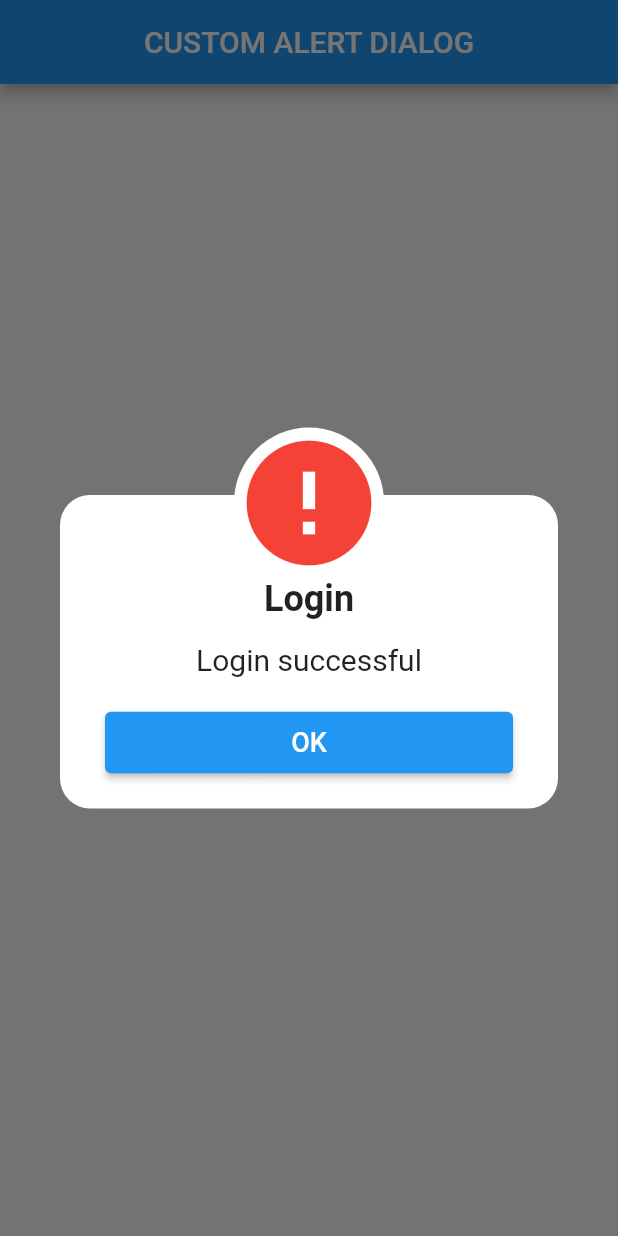
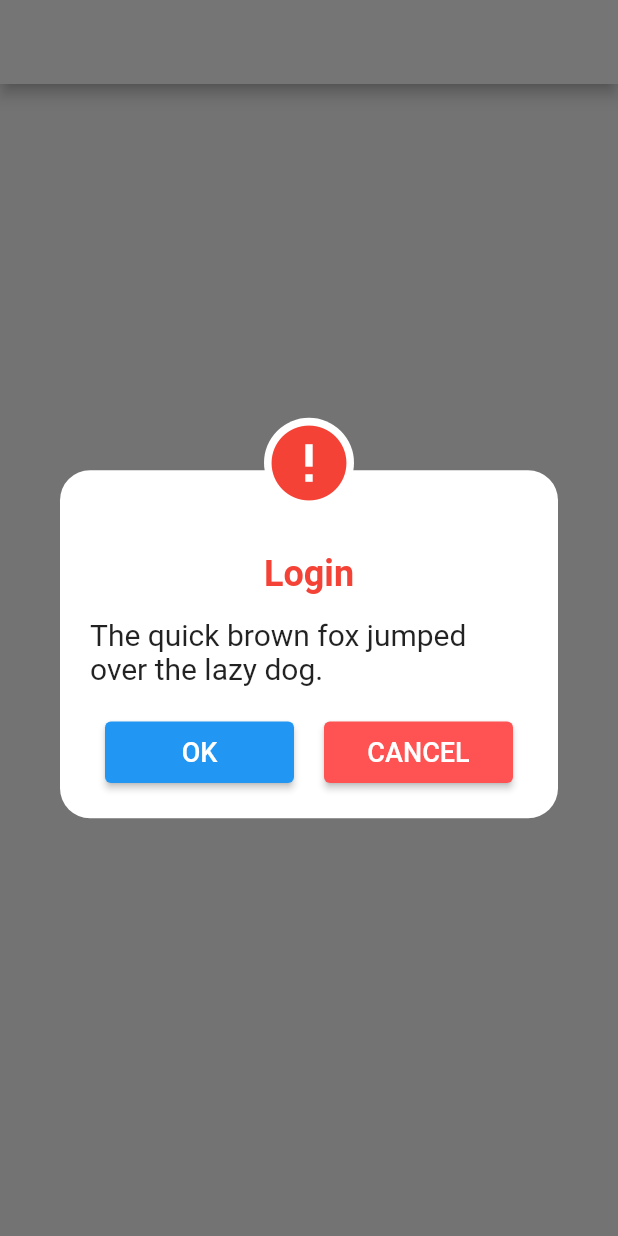
Before and after one commit to Prince-Kd/custom_alert_dialogs, a Flutter app: the screen it shows after launch, after a tap on "Open Dialog", on a phone screen of 412 x 824 dp. Run offline on Flutter 3.47's test engine with Material 2 defaults, Android fonts, the phone set to English and light mode, and no system bars.

Commit message:
updated dialog.dart and dialog_details.dart

```diff
--- a/lib/action.dart
+++ b/lib/action.dart
@@ -1,5 +1,5 @@
 class AlertAction{
-  var function;
+  dynamic function;
   String text;
 
   AlertAction({required this.function, required this.text});
--- a/lib/dialog.dart
+++ b/lib/dialog.dart
@@ -23,6 +23,7 @@ class CustomDialog extends StatelessWidget {
     DialogDetails details = DialogDetails(
         context: context,
         title: title!,
+        type: type,
         content: content,
         action1: action1,
         action2: action2);
@@ -38,7 +39,7 @@ class CustomDialog extends StatelessWidget {
           Container(
             padding:
                 const EdgeInsets.only(left: 20, top: 55, right: 20, bottom: 20),
-            margin: const EdgeInsets.only(top: 45),
+            margin: const EdgeInsets.only(top: 35),
             decoration: BoxDecoration(
                 color: Colors.white, borderRadius: BorderRadius.circular(20)),
             child: Column(
@@ -47,7 +48,8 @@ class CustomDialog extends StatelessWidget {
               children: [
                 Text(
                   details.title!,
-                  style: const TextStyle(
+                  style: TextStyle(
+                    color: details.titleColor(),
                     fontSize: 24,
                     fontWeight: FontWeight.w700,
                   ),
@@ -73,12 +75,9 @@ class CustomDialog extends StatelessWidget {
                 child: Container(
                     decoration: BoxDecoration(
                         color: Colors.white,
-                        borderRadius: BorderRadius.circular(50)),
-                    child: const Icon(
-                      Icons.error,
-                      color: Colors.red,
-                      size: 100,
-                    )),
+                        borderRadius: BorderRadius.circular(30)),
+                    child: details.icon()
+                ),
               )),
         ],
       ),
--- a/lib/dialog_details.dart
+++ b/lib/dialog_details.dart
@@ -4,7 +4,7 @@ import 'package:custom_alert_dialogs/action.dart';
 class DialogDetails {
   String? title;
   String? content = '';
-  String? type = 'success';
+  String? type = 'info';
   AlertAction? action1;
   AlertAction? action2;
   BuildContext context;
@@ -15,7 +15,7 @@ class DialogDetails {
   DialogDetails(
       {this.title,
       this.content = '',
-      this.type = 'info',
+      this.type,
       this.action1,
       this.action2,
       required this.context});
@@ -23,21 +23,25 @@ class DialogDetails {
   List get actions {
     if (action1 == null && action2 == null) {
       return [AlertAction(function: defaultAction, text: 'OK')];
-    } else {
-      return [action1, action2];
+    } else if(action1 == null && action2 != null){
+      return [action2!];
+    }else if(action1 != null && action2 == null){
+      return [action1!];
+    }else {
+      return [action1!, action2];
     }
   }
 
   Widget icon() {
     switch (type) {
       case 'success':
-        return const Icon(Icons.check_circle, color: Colors.green, size: 100);
+        return const Icon(Icons.check_circle, color: Colors.green, size: 60);
       case 'error':
-        return const Icon(Icons.error, color: Colors.red, size: 100);
+        return const Icon(Icons.error, color: Colors.red, size: 60);
       case 'info':
-        return const Icon(Icons.info, color: Colors.amber, size: 100);
+        return const Icon(Icons.info, color: Colors.amber, size: 60);
       default:
-        return const Icon(Icons.info, color: Colors.amber, size: 100);
+        return const Icon(Icons.info, color: Colors.amber, size: 60);
     }
   }
 
@@ -62,6 +66,7 @@ class DialogDetails {
                   padding: const EdgeInsets.symmetric(horizontal: 10.0),
                   child: ElevatedButton(
                       style: ElevatedButton.styleFrom(
+                        primary: actions.indexOf(action) == 0 ? Colors.blue : Colors.redAccent,
                           padding: const EdgeInsets.symmetric(
                               horizontal: 20, vertical: 10)),
                       onPressed: action.function,
--- a/lib/home.dart
+++ b/lib/home.dart
@@ -1,3 +1,4 @@
+import 'package:custom_alert_dialogs/action.dart';
 import 'package:custom_alert_dialogs/dialog.dart';
 import 'package:flutter/material.dart';
 
@@ -6,10 +7,17 @@ class Home extends StatelessWidget {
 
   @override
   Widget build(BuildContext context) {
+    dynamic cancel(){
+      return Navigator.pop(context);
+    }
+    void okay(){
+      print('Okay baby!!');
+    }
     return Scaffold(
       appBar: AppBar(
         title: const Text('CUSTOM ALERT DIALOG'),
         centerTitle: true,
+        backgroundColor: Colors.white,
       ),
       body: Center(
         child: ElevatedButton(
@@ -19,8 +27,10 @@ class Home extends StatelessWidget {
                 builder: (context) {
                   return CustomDialog(
                     title: 'Login',
-                    content: 'Login successful',
-                    type: 'success',
+                    content: 'The quick brown fox jumped over the lazy dog.',
+                    type: 'error',
+                    action1: AlertAction(function: okay, text: 'OK'),
+                    action2: AlertAction(function: cancel, text: 'CANCEL'),
                   );
                 });
           },
```
